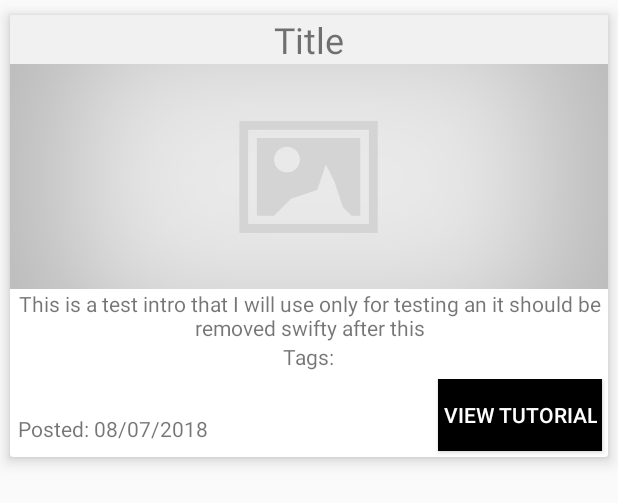
After one commit to rahmann5/TutorialLibraryAndroid, an Android app: the layout tutorials_list_item.xml on its own in the app's theme, with its tools: preview values and no code run, on a phone screen of 412 x 824 dp. The commit adds this screen. Shown: the top 503 px of the screen. Run offline under Robolectric (Android 15) with nearby library versions, the phone set to English and light mode, and no system bars.

Commit message:
Added test data to run tutorial section

```diff
--- a/app/build.gradle
+++ b/app/build.gradle
@@ -31,10 +31,13 @@ dependencies {
         exclude group: 'com.android.support', module: 'support-annotations'
     })
     compile 'com.android.support:appcompat-v7:26.+'
+    compile 'com.android.support:design:26.+'
+    compile 'com.github.bumptech.glide:glide:3.7.0'
     compile 'com.android.support.constraint:constraint-layout:1.0.2'
     compile 'com.github.yalantis:Side-Menu.Android:1.0.1'
     compile 'com.github.ozodrukh:CircularReveal:1.0.4'
     compile 'com.android.support:support-v4:26.+'
+    compile 'com.android.support:cardview-v7:26.0.+'
+    compile 'com.android.support:recyclerview-v7:26.0.0-alpha1'
     testCompile 'junit:junit:4.12'
-    compile 'com.android.support:recyclerview-v7:26.0.0-alpha1'
 }
--- a/app/src/main/AndroidManifest.xml
+++ b/app/src/main/AndroidManifest.xml
@@ -1,6 +1,8 @@
 <?xml version="1.0" encoding="utf-8"?>
 <manifest xmlns:android="http://schemas.android.com/apk/res/android"
     package="com.example.naziur.tutoriallibraryandroid">
+
+    <uses-permission android:name="android.permission.INTERNET" />
 
     <application
         android:allowBackup="true"
--- a/app/src/main/java/com/example/naziur/tutoriallibraryandroid/MainActivity.java
+++ b/app/src/main/java/com/example/naziur/tutoriallibraryandroid/MainActivity.java
@@ -16,6 +16,7 @@ import android.widget.LinearLayout;
 import com.example.naziur.tutoriallibraryandroid.fragment.CategoryFragment;
 import com.example.naziur.tutoriallibraryandroid.fragment.HomeFragment;
 import com.example.naziur.tutoriallibraryandroid.fragment.MainFragment;
+import com.example.naziur.tutoriallibraryandroid.fragment.TutorialsFragment;
 import com.example.naziur.tutoriallibraryandroid.utility.Constants;
 
 import java.util.ArrayList;
@@ -180,6 +181,8 @@ public class MainActivity extends AppCompatActivity implements ViewAnimator.View
         switch (itemName) {
             case Constants.CATEGORY :
                 return CategoryFragment.newInstance();
+            case Constants.TUTORIAL:
+                return TutorialsFragment.newInstance();
             default:
                 return HomeFragment.newInstance();
         }
--- a/app/src/main/java/com/example/naziur/tutoriallibraryandroid/utility/Constants.java
+++ b/app/src/main/java/com/example/naziur/tutoriallibraryandroid/utility/Constants.java
@@ -6,7 +6,7 @@ package com.example.naziur.tutoriallibraryandroid.utility;
 
 public class Constants {
     public static final String CLOSE = "Close";
-    public static final String TUTORIAL = "Tutorial";
+    public static final String TUTORIAL = "TutorialModel";
     public static final String CATEGORY = "Category";
     public static final String MY_TUTORIALS = "My Tutorials";
     public static final String RANDOM = "Random";
--- a/app/src/main/res/layout/fragment_main.xml
+++ b/app/src/main/res/layout/fragment_main.xml
@@ -28,7 +28,7 @@
                     android:padding="16dp">
 
                     <ImageView
-                        android:id="@+id/tutorial"
+                        android:id="@+id/tutorialModel"
                         android:layout_width="match_parent"
                         android:layout_height="0dp"
                         android:layout_gravity="center_horizontal"
--- /dev/null
+++ b/app/src/main/res/layout/tutorials_list_item.xml
@@ -0,0 +1,103 @@
+<?xml version="1.0" encoding="utf-8"?>
+<android.support.v7.widget.CardView
+    xmlns:android="http://schemas.android.com/apk/res/android"
+    xmlns:card_view="http://schemas.android.com/apk/res-auto"
+    android:id="@+id/about1"
+    android:layout_width="match_parent"
+    android:layout_height="wrap_content"
+    card_view:cardElevation="6sp"
+    card_view:cardUseCompatPadding="true">
+        <LinearLayout
+            android:orientation="vertical"
+            android:layout_width="wrap_content"
+            android:layout_height="wrap_content">
+            <TextView
+                android:layout_width="match_parent"
+                android:layout_height="wrap_content"
+                android:text="Title"
+                android:id="@+id/title_tv"
+                android:textAlignment="center"
+                android:textSize="24sp"
+                android:background="@color/tutorial_title_bg"/>
+
+            <ImageView
+                android:id="@+id/intro_image"
+                android:layout_width="match_parent"
+                android:layout_height="150dp"
+                android:src="@drawable/default_img"
+                android:scaleType="centerCrop" />
+
+            <TextView
+                android:id="@+id/intro_tv"
+                android:layout_width="match_parent"
+                android:layout_height="wrap_content"
+                android:textAlignment="center"
+                android:text="This is a test intro that I will use only for testing an it should be removed swifty after this"/>
+
+            <LinearLayout
+                android:layout_width="match_parent"
+                android:layout_height="wrap_content"
+                android:orientation="horizontal"
+                android:gravity="center">
+                <TextView
+                    android:layout_width="wrap_content"
+                    android:layout_height="wrap_content"
+                    android:text="@string/tags_text"
+                    />
+                <TextView
+                    android:id="@+id/tag_one_tv"
+                    android:layout_width="wrap_content"
+                    android:layout_height="wrap_content"
+                    android:text="Android"
+                    android:textColor="@color/tags_text_colour"
+                    android:background="@color/tags_bg"
+                    android:padding="3dp"
+                    android:layout_marginRight="4dp"
+                    android:visibility="gone"
+                    />
+
+                <TextView
+                    android:id="@+id/tag_two_tv"
+                    android:layout_width="wrap_content"
+                    android:layout_height="wrap_content"
+                    android:text="Java"
+                    android:textColor="@color/tags_text_colour"
+                    android:background="@color/tags_bg"
+                    android:padding="3dp"
+                    android:layout_marginRight="4dp"
+                    android:visibility="gone"
+                    />
+            </LinearLayout>
+            <RelativeLayout
+                android:layout_width="match_parent"
+                android:layout_height="wrap_content"
+                android:layout_marginTop="5dp"
+                >
+
+                <TextView
+                    android:id="@+id/created_tv"
+                    android:layout_width="wrap_content"
+                    android:layout_height="wrap_content"
+                    android:text="Posted: 08/07/2018"
+                    android:layout_marginRight="4dp"
+                    android:layout_alignBottom="@+id/view_tut_btn"
+                    android:layout_alignParentStart="true"
+                    android:padding="5dp"/>
+
+                <Button
+                    android:layout_width="wrap_content"
+                    android:layout_height="wrap_content"
+                    android:textColor="@color/tags_text_colour"
+                    android:background="@color/tutorial_view_btn_bg"
+                    android:text="View Tutorial"
+                    android:layout_alignParentEnd="true"
+                    android:layout_marginRight="4dp"
+                    android:layout_marginBottom="4dp"
+                    android:paddingRight="3dp"
+                    android:paddingLeft="3dp"
+                    android:id="@+id/view_tut_btn" />
+
+            </RelativeLayout>
+
+        </LinearLayout>
+</android.support.v7.widget.CardView>
--- a/app/src/main/res/values/colors.xml
+++ b/app/src/main/res/values/colors.xml
@@ -3,4 +3,8 @@
     <color name="colorPrimary">#3F51B5</color>
     <color name="colorPrimaryDark">#303F9F</color>
     <color name="colorAccent">#FF4081</color>
+    <color name="tutorial_title_bg">#f1f1f1</color>
+    <color name="tags_bg">#4caf50</color>
+    <color name="tags_text_colour">#ffffff</color>
+    <color name="tutorial_view_btn_bg">#000000</color>
 </resources>
--- a/app/src/main/res/values/strings.xml
+++ b/app/src/main/res/values/strings.xml
@@ -7,6 +7,8 @@
     <string name="drawer_close">Close</string>
 
     <!-- TODO: Remove or change this placeholder text -->
-    <string name="hello_blank_fragment">Hello blank fragment</string>
+    <string name="no_tutorials_found">No Tutorials Found</string>
+    <string name="tags_text">Tags:</string>
+    <string name="view_tutorial_text">View Tutorial</string>
 
 </resources>
```
Also changed, not shown: app/src/main/java/com/example/naziur/tutoriallibraryandroid/TutorialAdapter.java (added, +84 -0 lines), app/src/main/java/com/example/naziur/tutoriallibraryandroid/TutorialModel.java (added, +44 -0 lines), app/src/main/java/com/example/naziur/tutoriallibraryandroid/fragment/TutorialsFragment.java (added, +51 -0 lines), app/src/main/res/layout/fragment_tutorials.xml (added, +21 -0 lines), app/src/main/res/drawable/default_img.jpg (added), 1 other file.
